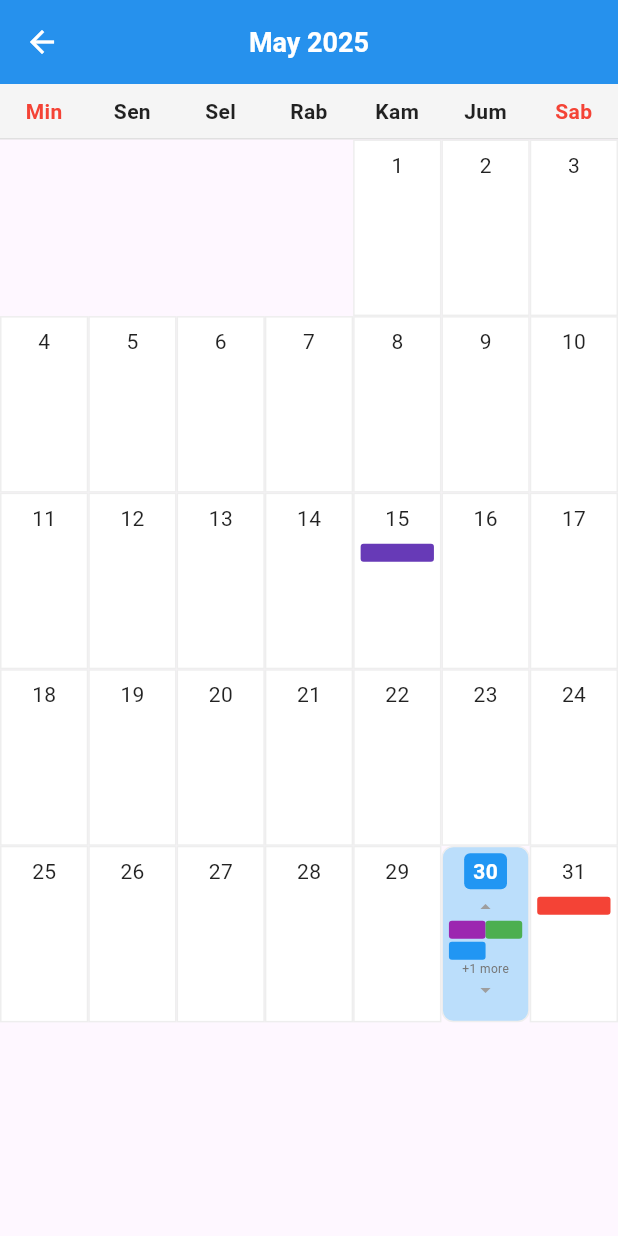
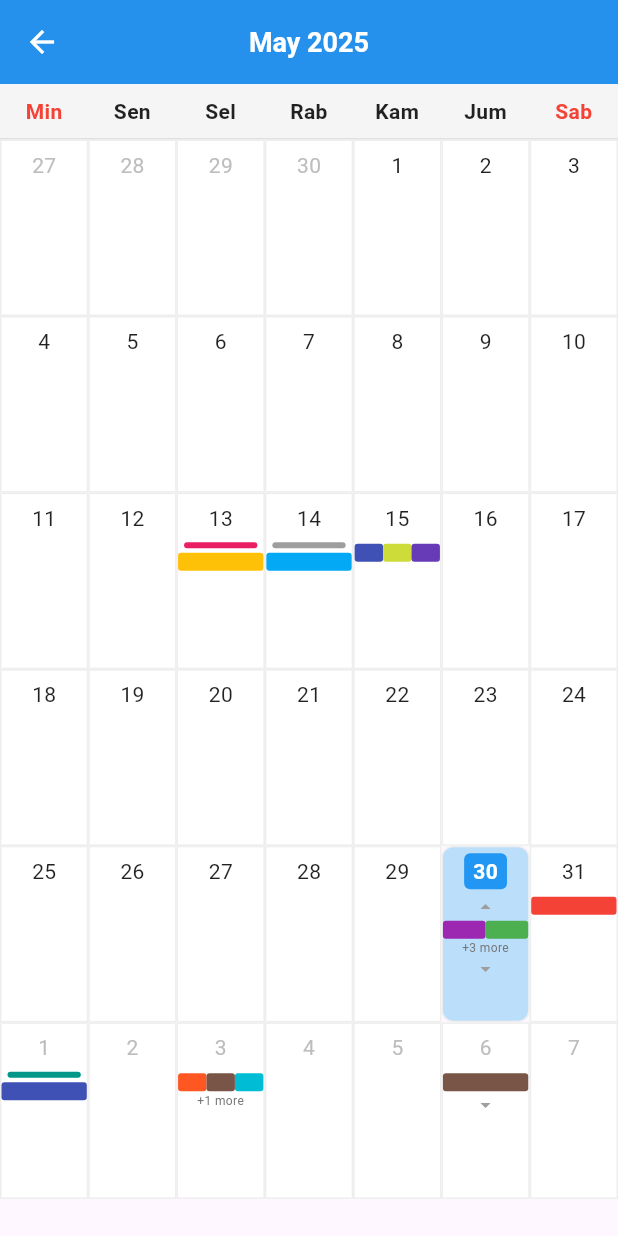
Before and after one commit to auzt/calendarprp, a Flutter app: the screen it shows after launch, after a tap on "Lihat Month View", on a phone screen of 412 x 824 dp. Run offline on Flutter 3.47's test engine with Material 3 defaults, Android fonts, the phone set to English and light mode, and no system bars.

Commit message:
month view

```diff
--- a/lib/month_view.dart
+++ b/lib/month_view.dart
@@ -1,8 +1,8 @@
-// lib/month_view.dart (REVISI ULANG)
+// lib/month_view.dart (REVISI BLOK JADWAL & FULL DAY/TASK/BIRTHDAY)
 import 'package:flutter/material.dart';
 import 'package:intl/intl.dart';
 import 'package:calendar/day_view.dart'; // Import CalendarEvent model
-import 'dart:math'; // Untuk fungsi min
+import 'dart:math'; // Untuk fungsi max dan min
 
 class MonthViewCalendar extends StatefulWidget {
   final DateTime initialDate;
@@ -22,7 +22,7 @@ class _MonthViewCalendarState extends State<MonthViewCalendar> {
 
   // Define display range for events in a day block for arrow indicators
   final int _displayStartTimeHour = 8;
-  final int _displayEndTimeHour = 17; // 5 PM
+  final int _displayEndTimeHour = 17; // 5 PM (5 PM = 17:00)
 
   @override
   void initState() {
@@ -32,7 +32,6 @@ class _MonthViewCalendarState extends State<MonthViewCalendar> {
       widget.initialDate.month,
       1,
     );
-    // Initialize page controller to start at the current month's page index
     _pageController = PageController(
       initialPage: _calculateInitialPageIndex(widget.initialDate),
     );
@@ -51,8 +50,6 @@ class _MonthViewCalendarState extends State<MonthViewCalendar> {
   }
 
   int _calculateInitialPageIndex(DateTime date) {
-    // Arbitrary starting year, e.g., 2000, to calculate page index
-    // This allows navigating many years back/forward.
     final DateTime epoch = DateTime(2000, 1, 1);
     return ((date.year - epoch.year) * 12) + (date.month - epoch.month);
   }
@@ -63,18 +60,21 @@ class _MonthViewCalendarState extends State<MonthViewCalendar> {
   }
 
   void _initializeEvents() {
-    DateTime today = DateTime.now();
+    // Current date is Friday, May 30, 2025 at 10:20:15 AM WIB.
+    DateTime today = DateTime(2025, 5, 30); // Simulate today as May 30, 2025
     DateTime baseToday = DateTime(today.year, today.month, today.day);
-    DateTime tomorrow = baseToday.add(const Duration(days: 1));
-    DateTime dayAfterTomorrow = baseToday.add(const Duration(days: 2));
-    DateTime twoDaysAfterTomorrow = baseToday.add(const Duration(days: 4));
-    DateTime nextWeek = baseToday.add(const Duration(days: 7));
-    DateTime midMonth = DateTime(today.year, today.month, 15);
+    DateTime tomorrow = baseToday.add(const Duration(days: 1)); // May 31
+    DateTime june1 = baseToday.add(const Duration(days: 2)); // June 1
+    DateTime june3 = baseToday.add(const Duration(days: 4)); // June 3
+    DateTime june6 = baseToday.add(const Duration(days: 7)); // June 6
+    DateTime may15 = DateTime(today.year, today.month, 15); // May 15
+    DateTime may14 = DateTime(today.year, today.month, 14); // May 14
+    DateTime may13 = DateTime(today.year, today.month, 13); // May 13
 
     // Clear existing events for fresh start in Month View
     eventsPerDate = {};
 
-    // Events for today (similar to day_view, for consistency)
+    // Events for May 30
     eventsPerDate[_getDateKey(baseToday)] = [
       CalendarEvent(
         id: '1',
@@ -115,7 +115,7 @@ class _MonthViewCalendarState extends State<MonthViewCalendar> {
       ),
     ];
 
-    // Events for tomorrow
+    // Events for May 31
     eventsPerDate[_getDateKey(tomorrow)] = [
       CalendarEvent(
         id: 't1',
@@ -126,83 +126,141 @@ class _MonthViewCalendarState extends State<MonthViewCalendar> {
       ),
     ];
 
-    // Full day event example
-    eventsPerDate[_getDateKey(dayAfterTomorrow)] = [
+    // Full day event example for June 1
+    eventsPerDate[_getDateKey(june1)] = [
       CalendarEvent(
         id: 'fd1',
         title: 'Full Day Workshop',
-        startTime: DateTime(
-          dayAfterTomorrow.year,
-          dayAfterTomorrow.month,
-          dayAfterTomorrow.day,
-          0,
-          0,
-        ),
-        endTime: DateTime(
-          dayAfterTomorrow.year,
-          dayAfterTomorrow.month,
-          dayAfterTomorrow.day,
-          23,
-          59,
-        ),
+        startTime: DateTime(june1.year, june1.month, june1.day, 0, 0),
+        endTime: DateTime(june1.year, june1.month, june1.day, 23, 59),
         color: Colors.teal,
       ),
       CalendarEvent(
         // Other event on the same day
         id: 'fd2',
         title: 'Quick Sync',
-        startTime: dayAfterTomorrow.copyWith(hour: 10, minute: 0),
-        endTime: dayAfterTomorrow.copyWith(hour: 10, minute: 30),
+        startTime: june1.copyWith(hour: 10, minute: 0),
+        endTime: june1.copyWith(hour: 10, minute: 30),
         color: Colors.indigo,
       ),
     ];
 
-    // Another event, spanning across midnight
-    eventsPerDate[_getDateKey(nextWeek)] = [
+    // Events with intentional overlap for splitting test for June 3
+    eventsPerDate[_getDateKey(june3)] = [
+      CalendarEvent(
+        id: 'overlap1',
+        title: 'Meeting A',
+        startTime: june3.copyWith(hour: 10, minute: 0),
+        endTime: june3.copyWith(hour: 11, minute: 30),
+        color: Colors.deepOrange,
+      ),
+      CalendarEvent(
+        id: 'overlap2',
+        title: 'Meeting B',
+        startTime: june3.copyWith(hour: 10, minute: 45),
+        endTime: june3.copyWith(hour: 12, minute: 0),
+        color: Colors.cyan,
+      ),
+      CalendarEvent(
+        id: 'overlap3',
+        title: 'Meeting C',
+        startTime: june3.copyWith(hour: 11, minute: 0),
+        endTime: june3.copyWith(hour: 12, minute: 30),
+        color: Colors.pink,
+      ),
+      CalendarEvent(
+        // Another one to force more columns
+        id: 'overlap4',
+        title: 'Meeting D',
+        startTime: june3.copyWith(hour: 10, minute: 15),
+        endTime: june3.copyWith(hour: 11, minute: 0),
+        color: Colors.brown,
+      ),
+    ];
+
+    // Another event, spanning across midnight for June 6
+    eventsPerDate[_getDateKey(june6)] = [
       CalendarEvent(
         id: 'span1',
         title: 'Cross-day event',
-        startTime: nextWeek.copyWith(hour: 22, minute: 0),
-        endTime: nextWeek
+        startTime: june6.copyWith(hour: 22, minute: 0),
+        endTime: june6
             .add(const Duration(days: 1))
             .copyWith(hour: 2, minute: 0),
         color: Colors.brown,
       ),
     ];
 
-    // Events with intentional overlap for splitting test
-    eventsPerDate[_getDateKey(twoDaysAfterTomorrow)] = [
+    // Some events in the middle of the month (May 15)
+    eventsPerDate[_getDateKey(may15)] = [
       CalendarEvent(
-        id: 'overlap1',
-        title: 'Meeting A',
-        startTime: twoDaysAfterTomorrow.copyWith(hour: 10, minute: 0),
-        endTime: twoDaysAfterTomorrow.copyWith(hour: 11, minute: 30),
-        color: Colors.deepOrange,
+        id: 'mm1',
+        title: 'Project Deadline',
+        startTime: may15.copyWith(hour: 16, minute: 0),
+        endTime: may15.copyWith(hour: 17, minute: 0),
+        color: Colors.deepPurple,
+      ),
+      // Contoh acara yang tumpang tindih untuk tanggal 15
+      CalendarEvent(
+        id: 'mm2',
+        title: 'Review A',
+        startTime: may15.copyWith(hour: 15, minute: 0),
+        endTime: may15.copyWith(hour: 16, minute: 30),
+        color: Colors.indigo,
       ),
       CalendarEvent(
-        id: 'overlap2',
-        title: 'Meeting B',
-        startTime: twoDaysAfterTomorrow.copyWith(hour: 10, minute: 45),
-        endTime: twoDaysAfterTomorrow.copyWith(hour: 12, minute: 0),
-        color: Colors.cyan,
-      ),
-      CalendarEvent(
-        id: 'overlap3',
-        title: 'Meeting C',
-        startTime: twoDaysAfterTomorrow.copyWith(hour: 11, minute: 0),
-        endTime: twoDaysAfterTomorrow.copyWith(hour: 12, minute: 30),
-        color: Colors.pink,
+        id: 'mm3',
+        title: 'Review B',
+        startTime: may15.copyWith(hour: 15, minute: 45),
+        endTime: may15.copyWith(hour: 17, minute: 0),
+        color: Colors.lime,
       ),
     ];
 
-    // Some events in the middle of the month
-    eventsPerDate[_getDateKey(midMonth)] = [
+    // Contoh Task dan Birthday untuk tanggal 14 dan 13
+    eventsPerDate[_getDateKey(may14)] = [
       CalendarEvent(
-        id: 'mm1',
-        title: 'Project Deadline',
-        startTime: midMonth.copyWith(hour: 16, minute: 0),
-        endTime: midMonth.copyWith(hour: 17, minute: 0),
-        color: Colors.deepPurple,
+        id: 'task1',
+        title: 'Selesaikan Laporan',
+        startTime: DateTime(
+          may14.year,
+          may14.month,
+          may14.day,
+          0,
+          0,
+        ), // Task full-day (seperti full day event)
+        endTime: DateTime(may14.year, may14.month, may14.day, 23, 59),
+        color: Colors.grey, // Warna task
+      ),
+      CalendarEvent(
+        id: 'regular1',
+        title: 'Diskusi Desain',
+        startTime: may14.copyWith(hour: 10, minute: 0),
+        endTime: may14.copyWith(hour: 11, minute: 0),
+        color: Colors.lightBlue,
+      ),
+    ];
+
+    eventsPerDate[_getDateKey(may13)] = [
+      CalendarEvent(
+        id: 'bday1',
+        title: 'Ulang Tahun Andi',
+        startTime: DateTime(
+          may13.year,
+          may13.month,
+          may13.day,
+          0,
+          0,
+        ), // Birthday full-day
+        endTime: DateTime(may13.year, may13.month, may13.day, 23, 59),
+        color: Colors.pink, // Warna birthday
+      ),
+      CalendarEvent(
+        id: 'regular2',
+        title: 'Presentasi Internal',
+        startTime: may13.copyWith(hour: 13, minute: 0),
+        endTime: may13.copyWith(hour: 14, minute: 30),
+        color: Colors.amber,
       ),
     ];
   }
@@ -291,49 +349,29 @@ class _MonthViewCalendarState extends State<MonthViewCalendar> {
   }
 
   Widget _buildMonthGrid(DateTime month) {
-    final int daysInMonth = DateTime(month.year, month.month + 1, 0).day;
     final DateTime firstDayOfMonth = DateTime(month.year, month.month, 1);
-    final int firstWeekday =
-        firstDayOfMonth.weekday % 7; // Sunday = 0, Monday = 1, etc.
+    final int firstWeekdayOfMonth = firstDayOfMonth.weekday % 7;
 
-    List<Widget> dayCells = [];
+    final DateTime startDate = firstDayOfMonth.subtract(
+      Duration(days: firstWeekdayOfMonth),
+    );
 
-    // Add leading empty cells for days before the 1st of the month
-    for (int i = 0; i < firstWeekday; i++) {
-      dayCells.add(const SizedBox.shrink());
-    }
-
-    // Add cells for each day of the month
-    for (int day = 1; day <= daysInMonth; day++) {
-      final DateTime currentDay = DateTime(month.year, month.month, day);
-      dayCells.add(_buildDayCell(currentDay));
-    }
-
-    // Calculate total number of cells needed for 6 rows (assuming 7 columns)
-    int totalCellsNeeded = 6 * 7;
-    // Add trailing empty cells to fill the grid if needed
-    while (dayCells.length < totalCellsNeeded) {
-      dayCells.add(const SizedBox.shrink());
-    }
+    const int totalDaysInGrid = 6 * 7;
 
     return GridView.builder(
       gridDelegate: const SliverGridDelegateWithFixedCrossAxisCount(
         crossAxisCount: 7,
-        // Adjust childAspectRatio to make cells larger.
-        // Screen height / (6 rows * cell height) / (screen width / 7 columns * cell width)
-        // A value of 1.0 would mean square cells. Lower value means taller cells.
-        // We want cells to fill the expanded height, so it's a bit tricky.
-        // A common practice is to calculate based on screen size, or use a fixed ratio.
-        // Let's try to make it fill.
-        childAspectRatio:
-            0.5, // Disesuaikan agar sel lebih besar dan 6 baris penuh
+        childAspectRatio: 0.5, // Rasio ini disesuaikan untuk 6 baris penuh
       ),
-      itemCount: dayCells.length,
-      itemBuilder: (context, index) => dayCells[index],
+      itemCount: totalDaysInGrid,
+      itemBuilder: (context, index) {
+        final DateTime currentDate = startDate.add(Duration(days: index));
+        return _buildDayCell(currentDate, month);
+      },
     );
   }
 
-  Widget _buildDayCell(DateTime date) {
+  Widget _buildDayCell(DateTime date, DateTime displayMonth) {
     final bool isToday =
         date.day == DateTime.now().day &&
         date.month == DateTime.now().month &&
@@ -342,33 +380,35 @@ class _MonthViewCalendarState extends State<MonthViewCalendar> {
         date.day == _selectedDate.day &&
         date.month == _selectedDate.month &&
         date.year == _selectedDate.year;
-    final bool isCurrentMonth = date.month == _focusedMonth.month;
+    final bool isCurrentMonth =
+        date.month == displayMonth.month && date.year == displayMonth.year;
 
     List<CalendarEvent> dayEvents = _getEventsForDate(date);
-    List<CalendarEvent> fullDayEvents = [];
-    List<CalendarEvent> scheduledEvents = [];
+    List<CalendarEvent> fullDayAndTaskBirthdayEvents = [];
+    List<CalendarEvent> scheduledTimeEvents = [];
 
     for (var event in dayEvents) {
-      // Check if it's a full day event
+      // Logic to classify full day events, tasks, and birthdays
+      // For simplicity, any event spanning the entire day (00:00 to 23:59) is considered 'full-day' for display purposes here.
       if (event.startTime.hour == 0 &&
           event.startTime.minute == 0 &&
           event.endTime.hour == 23 &&
           event.endTime.minute == 59 &&
           event.startTime.day == event.endTime.day) {
-        fullDayEvents.add(event);
+        fullDayAndTaskBirthdayEvents.add(event);
       } else {
-        scheduledEvents.add(event);
+        scheduledTimeEvents.add(event);
       }
     }
 
     // Sort scheduled events by start time for consistent display
-    scheduledEvents.sort((a, b) => a.startTime.compareTo(b.startTime));
+    scheduledTimeEvents.sort((a, b) => a.startTime.compareTo(b.startTime));
 
     bool hasEventsBeforeDisplayTime = false;
     bool hasEventsAfterDisplayTime = false;
 
     // Check for events outside display range
-    for (var event in scheduledEvents) {
+    for (var event in scheduledTimeEvents) {
       if (event.startTime.isBefore(
         date.copyWith(hour: _displayStartTimeHour, minute: 0),
       )) {
@@ -382,16 +422,20 @@ class _MonthViewCalendarState extends State<MonthViewCalendar> {
     }
 
     // Logic for splitting overlapping events (simplified for MonthView)
+    // We aim for maximum 3 columns for scheduled events
     List<List<CalendarEvent>> eventColumns = _calculateMonthViewEventLayout(
-      scheduledEvents,
+      scheduledTimeEvents,
     );
 
     return GestureDetector(
       onTap: () {
         setState(() {
           _selectedDate = date;
+          if (!isCurrentMonth) {
+            _focusedMonth = DateTime(date.year, date.month, 1);
+            _pageController.jumpToPage(_calculateInitialPageIndex(date));
+          }
         });
-        // Navigate to DayView for this date
         Navigator.push(
           context,
           MaterialPageRoute(
@@ -433,85 +477,165 @@ class _MonthViewCalendarState extends State<MonthViewCalendar> {
                 ),
               ),
             ),
-            // Full Day Event Indicator
-            if (fullDayEvents.isNotEmpty)
-              Container(
-                height: 4,
-                width: double.infinity,
+            // Full Day / Task / Birthday Event Indicators (Garis Panjang)
+            ...fullDayAndTaskBirthdayEvents
+                .map(
+                  (event) => Container(
+                    height: 4, // Tinggi garis
+                    width: double.infinity, // Panjang penuh
                     margin: const EdgeInsets.only(left: 4, right: 4, bottom: 2),
                     decoration: BoxDecoration(
-                  color: fullDayEvents.first.color,
+                      color: event.color, // Warna event
                       borderRadius: BorderRadius.circular(2),
                     ),
                   ),
-            // Events indicator (blocks)
+                )
+                .take(2), // Ambil maksimal 2 garis untuk menghindari overflow
+            // Events indicator (blocks for scheduled time events)
             Expanded(
-              child: Padding(
-                padding: const EdgeInsets.symmetric(horizontal: 4.0),
-                child: Column(
-                  mainAxisSize: MainAxisSize.min,
-                  children: [
+              child: LayoutBuilder(
+                builder: (context, constraints) {
+                  double availableHeight = constraints.maxHeight;
+
+                  // Perkirakan tinggi yang dibutuhkan untuk panah dan teks 'more'
+                  double reservedHeightForIndicators = 0;
                   if (hasEventsBeforeDisplayTime)
+                    reservedHeightForIndicators += 16;
+                  if (hasEventsAfterDisplayTime)
+                    reservedHeightForIndicators += 16;
+
+                  // Hitung tinggi yang tersisa untuk blok event
+                  double remainingHeightForBlocks = max(
+                    0,
+                    availableHeight - reservedHeightForIndicators,
+                  );
+
+                  // Tinggi per blok event (fixed height per block for clarity)
+                  const double eventBlockHeight = 12.0;
+                  const double eventBlockMargin = 2.0;
+                  final double totalEventBlockSpace =
+                      eventBlockHeight + eventBlockMargin;
+
+                  // Hitung berapa banyak total blok event yang bisa ditampilkan secara vertikal
+                  int maxTotalBlocksVertically =
+                      (remainingHeightForBlocks / totalEventBlockSpace).floor();
+                  maxTotalBlocksVertically = max(
+                    0,
+                    maxTotalBlocksVertically,
+                  ); // Pastikan tidak negatif
+
+                  // Batasi jumlah kolom yang akan ditampilkan (misal, maks 3 kolom)
+                  int maxColumnsToDisplay = min(eventColumns.length, 3);
+                  if (maxColumnsToDisplay == 0 &&
+                      scheduledTimeEvents.isNotEmpty) {
+                    maxColumnsToDisplay = 1; // Minimal 1 kolom jika ada event
+                  } else if (maxColumnsToDisplay == 0) {
+                    return SizedBox.shrink(); // Tidak ada event, tidak ada tampilan
+                  }
+
+                  // Hitung berapa banyak event yang bisa ditampilkan per kolom
+                  int maxEventsPerColumn =
+                      (maxTotalBlocksVertically / maxColumnsToDisplay).floor();
+                  maxEventsPerColumn = max(
+                    0,
+                    maxEventsPerColumn,
+                  ); // Pastikan tidak negatif
+
+                  List<Widget> eventWidgets = [];
+
+                  if (hasEventsBeforeDisplayTime) {
+                    eventWidgets.add(
                       const Icon(
                         Icons.arrow_drop_up,
                         size: 16,
                         color: Colors.grey,
                       ),
-                    // Display events based on calculated columns
-                    Flexible(
-                      // Use Flexible to limit height of event blocks
-                      child: Row(
-                        crossAxisAlignment:
-                            CrossAxisAlignment.start, // Align to top
-                        children:
-                            eventColumns.take(3).map((columnEvents) {
-                              // Limit to 3 columns for space
-                              return Expanded(
-                                child: Column(
-                                  mainAxisSize: MainAxisSize.min,
-                                  children:
-                                      columnEvents.take(2).map((event) {
-                                        // Limit to 2 events per column
-                                        // Calculate block height (fixed for simplicity in month view)
-                                        // We are not trying to represent exact duration scale here,
-                                        // but rather presence and visual splitting.
-                                        double blockHeight =
-                                            12.0; // Fixed height for each event block
-                                        return Container(
-                                          height: blockHeight,
+                    );
+                  }
+
+                  // Build event blocks in columns
+                  int eventsShownCount = 0;
+                  List<Widget> columnWidgets = [];
+                  for (
+                    int colIndex = 0;
+                    colIndex < maxColumnsToDisplay;
+                    colIndex++
+                  ) {
+                    List<Widget> currentColumnBlocks = [];
+                    if (colIndex < eventColumns.length) {
+                      List<CalendarEvent> currentEventsInThisColumn =
+                          eventColumns[colIndex];
+                      for (
+                        int i = 0;
+                        i <
+                            min(
+                              currentEventsInThisColumn.length,
+                              maxEventsPerColumn,
+                            );
+                        i++
+                      ) {
+                        currentColumnBlocks.add(
+                          Container(
+                            height: eventBlockHeight,
                             margin: const EdgeInsets.symmetric(
-                                            vertical: 1,
+                              vertical: eventBlockMargin / 2,
                             ),
                             decoration: BoxDecoration(
-                                            color: event.color,
-                                            borderRadius: BorderRadius.circular(
-                                              2,
+                              color: currentEventsInThisColumn[i].color,
+                              borderRadius: BorderRadius.circular(2),
                             ),
                           ),
                         );
-                                      }).toList(),
+                        eventsShownCount++;
+                      }
+                    }
+                    columnWidgets.add(
+                      Expanded(
+                        child: Column(
+                          mainAxisSize: MainAxisSize.min,
+                          children: currentColumnBlocks,
+                        ),
                       ),
                     );
-                            }).toList(),
+                  }
+                  if (columnWidgets.isNotEmpty) {
+                    eventWidgets.add(
+                      Row(
+                        crossAxisAlignment: CrossAxisAlignment.start,
+                        children: columnWidgets,
                       ),
+                    );
+                  }
+
+                  // Add "more" indicator if there are more events than can be shown
+                  if (scheduledTimeEvents.length > eventsShownCount) {
+                    eventWidgets.add(
+                      Text(
+                        '+${scheduledTimeEvents.length - eventsShownCount} more',
+                        style: TextStyle(fontSize: 8, color: Colors.grey[600]),
+                        textAlign: TextAlign.center,
                       ),
-                    if (scheduledEvents.length >
-                        (eventColumns.length * 2).clamp(
-                          0,
-                          scheduledEvents.length,
-                        )) // Indicate more events if not all shown
-                      Text(
-                        '+${scheduledEvents.length - (eventColumns.length * 2)} more',
-                        style: TextStyle(fontSize: 8, color: Colors.grey[600]),
-                      ),
-                    if (hasEventsAfterDisplayTime)
+                    );
+                  }
+
+                  if (hasEventsAfterDisplayTime) {
+                    eventWidgets.add(
                       const Icon(
                         Icons.arrow_drop_down,
                         size: 16,
                         color: Colors.grey,
                       ),
-                  ],
+                    );
+                  }
+
+                  // Wrap with Flexible to constrain overall height within Expanded
+                  return Flexible(
+                    child: Column(
+                      mainAxisSize: MainAxisSize.min, // Takes minimum space
+                      children: eventWidgets,
                     ),
+                  );
+                },
               ),
             ),
           ],
```
Lines whose indentation alone changed are shown as unchanged.
